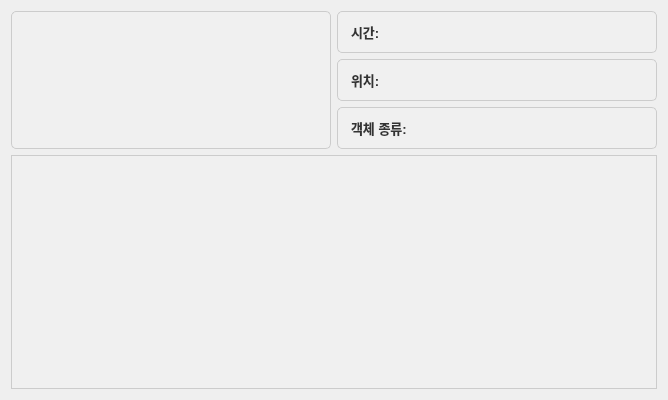
Old version of the form JIKIMZON_Qt/metadatadisplay.ui in the repository VEDA-tmpa/JIKIMZON_Qt.
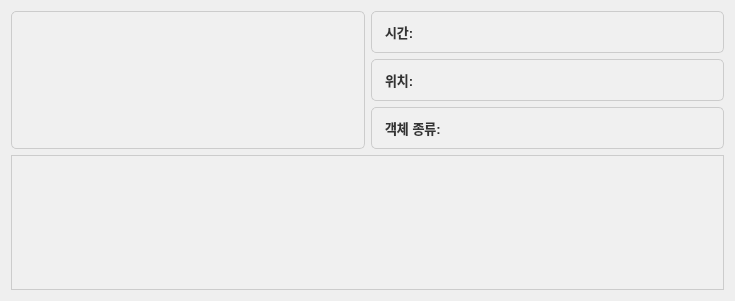
New version of the form.

The edit to the form file:
```diff
--- a/JIKIMZON_Qt/metadatadisplay.ui
+++ b/JIKIMZON_Qt/metadatadisplay.ui
@@ -6,8 +6,8 @@
    <rect>
     <x>0</x>
     <y>0</y>
-    <width>668</width>
-    <height>400</height>
+    <width>735</width>
+    <height>301</height>
    </rect>
   </property>
   <property name="windowTitle">
```
Left out of the diff: 168 changed lines with no effect on the pictures.
